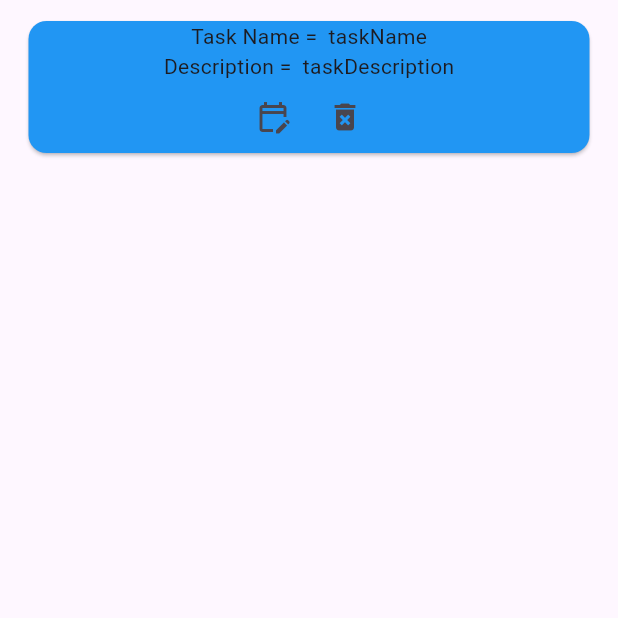
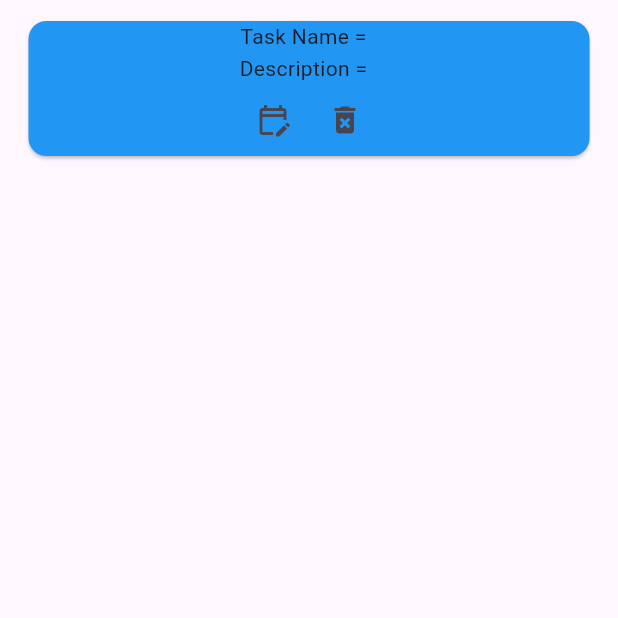
Before and after one commit to 1224jatin/practice_sqlflite1, a Flutter app: the screen it shows after launch, after a tap on "submit", on a phone screen of 412 x 824 dp, the top half of it. Run offline on Flutter 3.47's test engine with Material 3 defaults, Android fonts, the phone set to English and light mode, and no system bars; our stand-ins replace sqflite; accounts and stored records are empty.

Commit message:
30 - 3 - 2026

```diff
--- a/lib/view/add_screen.dart
+++ b/lib/view/add_screen.dart
@@ -71,7 +71,7 @@ class _AddScreen extends State<AddScreen>{
                           }, icon: Icon(Icons.edit_calendar_outlined)),
                           IconButton(onPressed: (){
                             setState(() {
-                              dbHelper.deleteTask(myTasks[index]["id"]);
+                              dbHelper.deleteTask();
                               loadTasks();
 
                             });
--- a/lib/view/home_Screen.dart
+++ b/lib/view/home_Screen.dart
@@ -45,7 +45,7 @@ class _HomeScreen extends State<HomeScreen>{
            if(taskNamecontroller.text != null &&
                taskDecriptioncontroller.text != null){
              setState(() {
-               vm.addTask(Task(taskName: "taskName", taskDescription: "taskDescription"));
+               vm.addTask(Task(taskName: taskNamecontroller.text, taskDescription: taskDecriptioncontroller.text));
              });
              Navigator.push(context,
                  MaterialPageRoute(builder: (context)=> AddScreen()));
```
